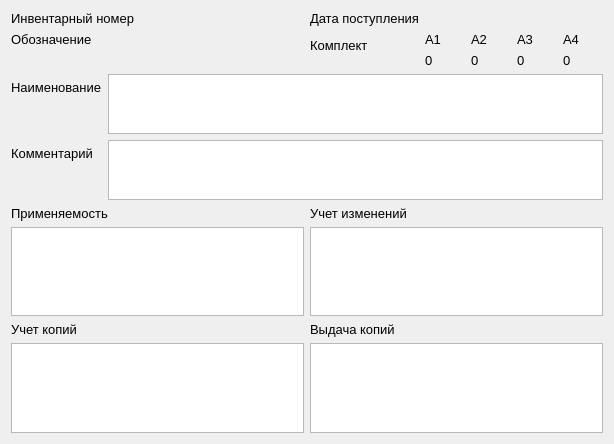
First picture: the form in cardviewform.ui, repository Lelius/FileLibrary, before the edit.
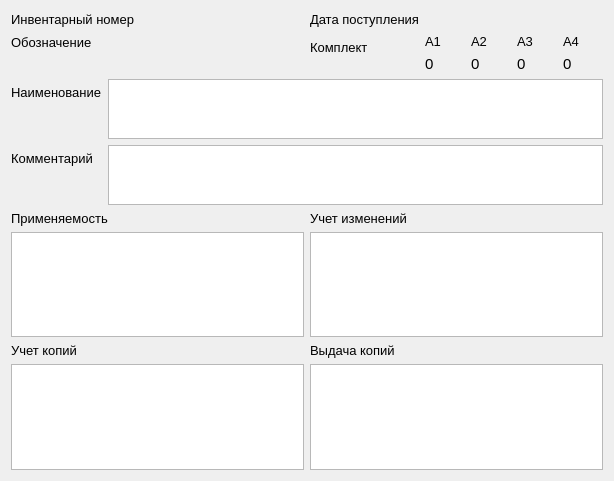
Second picture: the form after the edit.

Commit message: Добавил виджеты в cardeditform.ui.

The edit to the form file:
```diff
--- a/cardviewform.ui
+++ b/cardviewform.ui
@@ -7,7 +7,7 @@
     <x>0</x>
     <y>0</y>
     <width>614</width>
-    <height>444</height>
+    <height>481</height>
    </rect>
   </property>
   <property name="windowTitle">
@@ -42,7 +42,7 @@
            </property>
            <property name="font">
             <font>
-             <pointsize>10</pointsize>
+             <pointsize>11</pointsize>
             </font>
            </property>
            <property name="text">
@@ -75,7 +75,7 @@
            </property>
            <property name="font">
             <font>
-             <pointsize>10</pointsize>
+             <pointsize>11</pointsize>
             </font>
            </property>
            <property name="text">
@@ -106,7 +106,7 @@
           <widget class="QLabel" name="labelReceiptDateValue">
            <property name="font">
             <font>
-             <pointsize>10</pointsize>
+             <pointsize>11</pointsize>
             </font>
            </property>
            <property name="text">
@@ -189,7 +189,7 @@
               <widget class="QLabel" name="labelKitA1Value">
                <property name="font">
                 <font>
-                 <pointsize>10</pointsize>
+                 <pointsize>11</pointsize>
                 </font>
                </property>
                <property name="text">
@@ -201,7 +201,7 @@
               <widget class="QLabel" name="labelKitA2Value">
                <property name="font">
                 <font>
-                 <pointsize>10</pointsize>
+                 <pointsize>11</pointsize>
                 </font>
                </property>
                <property name="text">
@@ -213,7 +213,7 @@
               <widget class="QLabel" name="labelKitA3Value">
                <property name="font">
                 <font>
-                 <pointsize>10</pointsize>
+                 <pointsize>11</pointsize>
                 </font>
                </property>
                <property name="text">
@@ -225,7 +225,7 @@
               <widget class="QLabel" name="labelKitA4Value">
                <property name="font">
                 <font>
-                 <pointsize>10</pointsize>
+                 <pointsize>11</pointsize>
                 </font>
                </property>
                <property name="text">
@@ -277,7 +277,7 @@
          </property>
          <property name="font">
           <font>
-           <pointsize>10</pointsize>
+           <pointsize>11</pointsize>
           </font>
          </property>
         </widget>
@@ -292,7 +292,7 @@
          </property>
          <property name="font">
           <font>
-           <pointsize>10</pointsize>
+           <pointsize>11</pointsize>
           </font>
          </property>
         </widget>
@@ -335,6 +335,12 @@
       <layout class="QHBoxLayout" name="horizontalLayout_5">
        <item>
         <widget class="QTableWidget" name="tableWidgetApplicability">
+         <property name="minimumSize">
+          <size>
+           <width>0</width>
+           <height>0</height>
+          </size>
+         </property>
          <property name="font">
           <font>
            <pointsize>10</pointsize>
@@ -388,10 +394,37 @@
      <item>
       <layout class="QHBoxLayout" name="horizontalLayout_7">
        <item>
-        <widget class="QTableWidget" name="tableWidgetCopyAccounting"/>
+        <widget class="QTableWidget" name="tableWidgetCopyAccounting">
+         <property name="enabled">
+          <bool>true</bool>
+         </property>
+         <property name="sizePolicy">
+          <sizepolicy hsizetype="Expanding" vsizetype="Expanding">
+           <horstretch>0</horstretch>
+           <verstretch>0</verstretch>
+          </sizepolicy>
+         </property>
+         <property name="font">
+          <font>
+           <pointsize>10</pointsize>
+          </font>
+         </property>
+        </widget>
        </item>
        <item>
-        <widget class="QTableWidget" name="tableWidgetIssuanceOfCopies"/>
+        <widget class="QTableWidget" name="tableWidgetIssuanceOfCopies">
+         <property name="sizePolicy">
+          <sizepolicy hsizetype="Expanding" vsizetype="Expanding">
+           <horstretch>0</horstretch>
+           <verstretch>0</verstretch>
+          </sizepolicy>
+         </property>
+         <property name="font">
+          <font>
+           <pointsize>10</pointsize>
+          </font>
+         </property>
+        </widget>
        </item>
       </layout>
      </item>
```
The commit also changes 5 other files.
